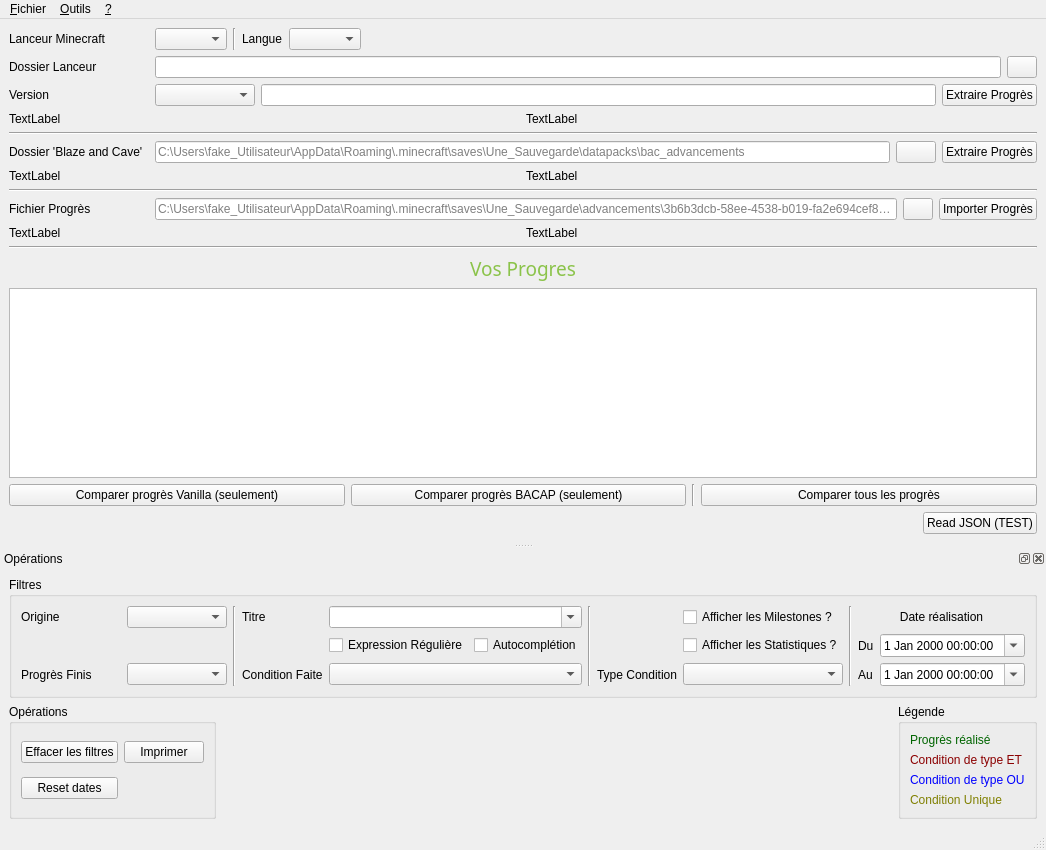
Above: Minecraft_Advancements/frm_principale.ui from Chucky2401/Minecraft-Advancements before the change. Below: the same form after it.
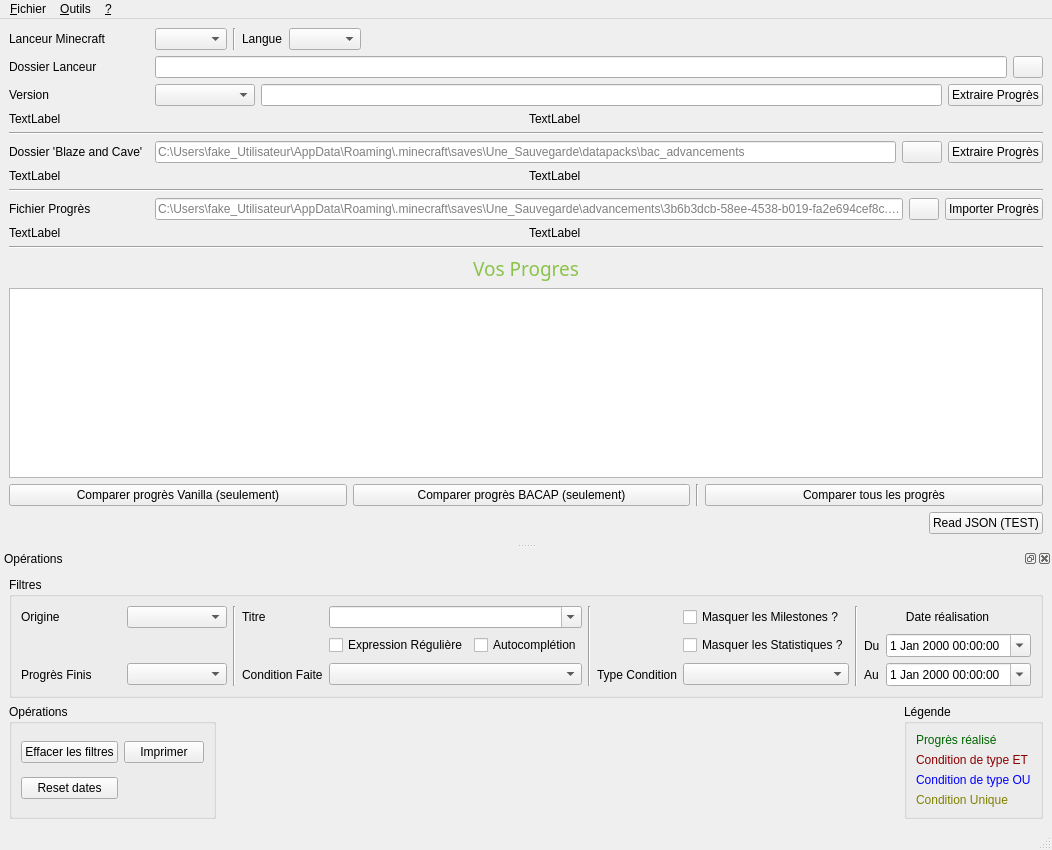
That is the form after the change. Icons and pictures are not drawn.

Patch:
```diff
--- a/Minecraft_Advancements/frm_principale.ui
+++ b/Minecraft_Advancements/frm_principale.ui
@@ -529,7 +529,7 @@
   <widget class="QDockWidget" name="qdwOpe">
    <property name="minimumSize">
     <size>
-     <width>954</width>
+     <width>957</width>
      <height>256</height>
     </size>
    </property>
@@ -630,7 +630,7 @@
            </size>
           </property>
           <property name="text">
-           <string>Afficher les Milestones ?</string>
+           <string>Masquer les Milestones ?</string>
           </property>
          </widget>
         </item>
@@ -797,7 +797,7 @@
         <item row="1" column="8">
          <widget class="QCheckBox" name="qcbStatistiques">
           <property name="text">
-           <string>Afficher les Statistiques ?</string>
+           <string>Masquer les Statistiques ?</string>
           </property>
          </widget>
         </item>
```
